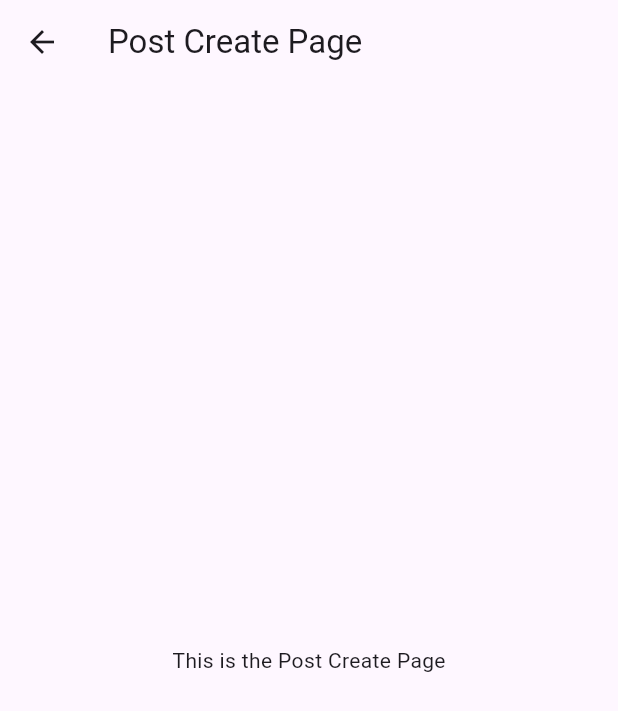
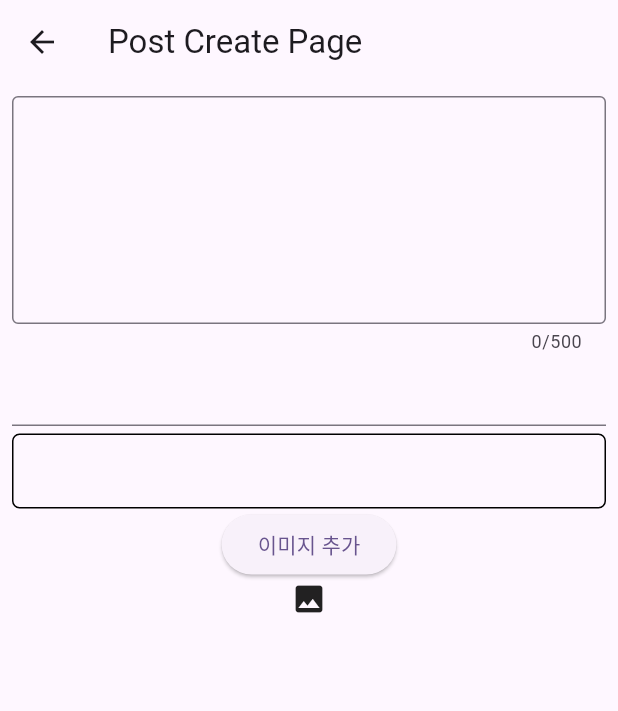
Before and after one commit to HongWonjong/flutter-sns-app, a Flutter app: the PostCreatePage screen opened directly, on a phone screen of 412 x 824 dp. Shown: the top 711 px of the screen. Run offline on Flutter 3.47's test engine with Material 3 defaults, Android fonts, the phone set to English and light mode, and no system bars; our stand-ins replace cloud_firestore, firebase_core, firebase_storage, image_picker; accounts and stored records are empty; generated files the repository leaves out were written again.

Commit message:
feat : post_create_page ui 기초 작업업

```diff
--- a/lib/main.dart
+++ b/lib/main.dart
@@ -2,7 +2,7 @@ import 'package:firebase_core/firebase_core.dart';
 import 'package:flutter/material.dart';
 import 'package:flutter_sns_app/firebase_options.dart';
 import 'package:flutter_sns_app/presentation/pages/comment_page.dart';
-import 'package:flutter_sns_app/presentation/pages/post_create_page.dart';
+import 'package:flutter_sns_app/presentation/pages/post_create_page/post_create_page.dart';
 import 'package:flutter_sns_app/presentation/pages/post_list_page.dart';
 import 'package:flutter_sns_app/presentation/pages/splash_page.dart';
 
--- a/lib/presentation/pages/post_create_page.dart
+++ /dev/null
@@ -1,18 +0,0 @@
-// 게시물 작성, 텍스트 입력, 이미지 업로드 (검사 포함)
-import 'package:flutter/material.dart';
-
-class PostCreatePage extends StatelessWidget {
-  const PostCreatePage({super.key});
-
-  @override
-  Widget build(BuildContext context) {
-    return Scaffold(
-      appBar: AppBar(
-        title: const Text('Post Create Page'),
-      ),
-      body: const Center(
-        child: Text('This is the Post Create Page'),
-      ),
-    );
-  }
-}
--- /dev/null
+++ b/lib/presentation/pages/post_create_page/post_create_page.dart
@@ -0,0 +1,33 @@
+// 게시물 작성, 텍스트 입력, 이미지 업로드 (검사 포함)
+import 'package:flutter/material.dart';
+import 'package:flutter_sns_app/presentation/pages/post_create_page/widgets/add_image_widget.dart';
+import 'package:flutter_sns_app/presentation/pages/post_create_page/widgets/add_tag_widget.dart';
+
+class PostCreatePage extends StatelessWidget {
+  const PostCreatePage({super.key});
+
+  @override
+  Widget build(BuildContext context) {
+    return Scaffold(
+      appBar: AppBar(
+        title: const Text('Post Create Page'),
+      ),
+      body: Padding(
+        padding: const EdgeInsets.all(8.0),
+        child: Column(
+          children : [
+            TextField(
+              maxLines: 5,
+              maxLength: 500,
+              decoration: InputDecoration(
+                border: OutlineInputBorder()
+              ),
+            ),
+            AddTagWidget(tags: []),
+            AddImageWidget(),
+          ],
+        ),
+      ),
+    );
+  }
+}
--- /dev/null
+++ b/lib/presentation/pages/post_create_page/widgets/add_image_widget.dart
@@ -0,0 +1,34 @@
+import 'dart:typed_data';
+
+import 'package:flutter/material.dart';
+import 'package:image_picker/image_picker.dart';
+
+class AddImageWidget extends StatefulWidget {
+  AddImageWidget({super.key});
+
+  @override
+  State<AddImageWidget> createState() => _AddImageWidgetState();
+}
+
+class _AddImageWidgetState extends State<AddImageWidget> {
+  final ImagePicker _picker = ImagePicker();
+  Uint8List? imageData;
+
+
+
+  @override
+  Widget build(BuildContext context) {
+    return Column(
+      children: [
+        ElevatedButton(onPressed: () async {
+          final pickedXfile =  await _picker.pickImage(source: ImageSource.gallery);
+          final data = await pickedXfile!.readAsBytes();
+          setState(() {
+            imageData = data;
+          });
+        }, child: Text('이미지 추가')),
+        imageData == null ? Icon(Icons.image) : Image.memory(imageData!),
+      ],
+    );
+  }
+}
--- /dev/null
+++ b/lib/presentation/pages/post_create_page/widgets/add_tag_widget.dart
@@ -0,0 +1,43 @@
+import 'package:flutter/material.dart';
+
+class AddTagWidget extends StatelessWidget {
+  const AddTagWidget({required this.tags, super.key});
+  final List<String> tags;
+
+
+  @override
+  Widget build(BuildContext context) {
+    return Center(
+      child: Column(
+        children: [
+          TextField(
+            onSubmitted: (value) {
+              tags.add(value);
+            },
+          ),
+          SizedBox(height: 5,),
+          Container(
+            width: double.infinity,
+            decoration: BoxDecoration(
+              border: Border.all(
+                color: Colors.black
+              ),
+              borderRadius: BorderRadius.circular(5),
+            ),
+            constraints: BoxConstraints(maxHeight: 50, maxWidth: double.infinity),
+            child: ListView.separated(
+              scrollDirection: Axis.horizontal,
+              itemBuilder: (context, index) {
+                return Text(tags[index]);
+              },
+              separatorBuilder: (context, index) {
+                return SizedBox(width: 5);
+              },
+              itemCount: tags.length,
+            ),
+          ),
+        ],
+      ),
+    );
+  }
+}
```
